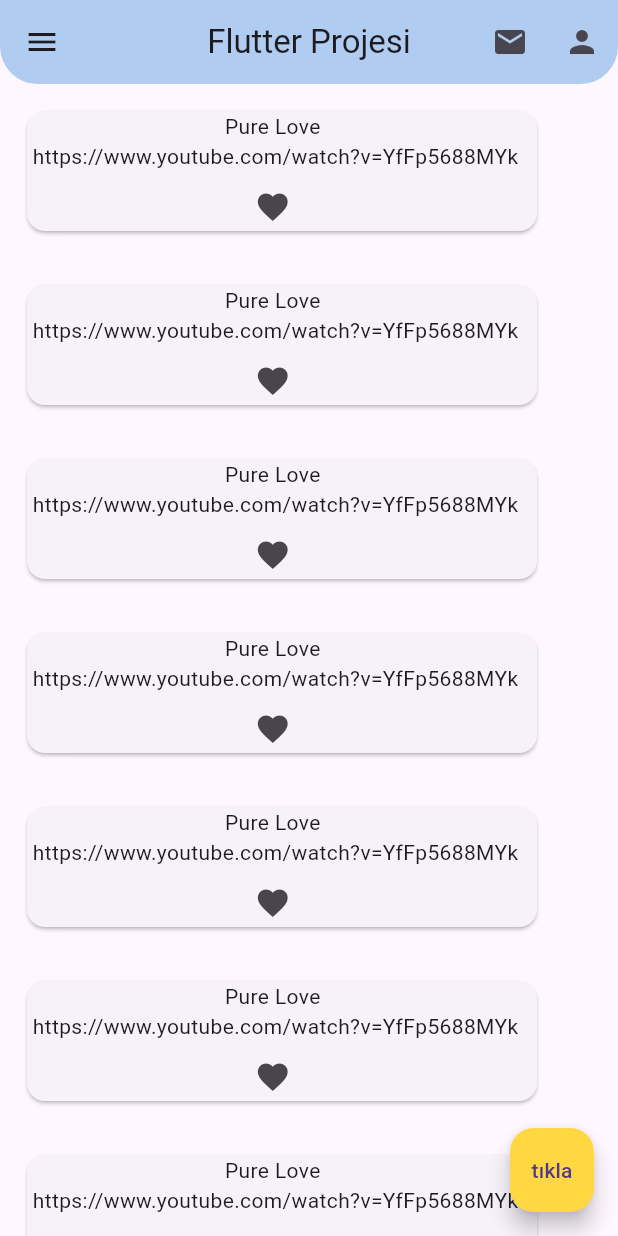
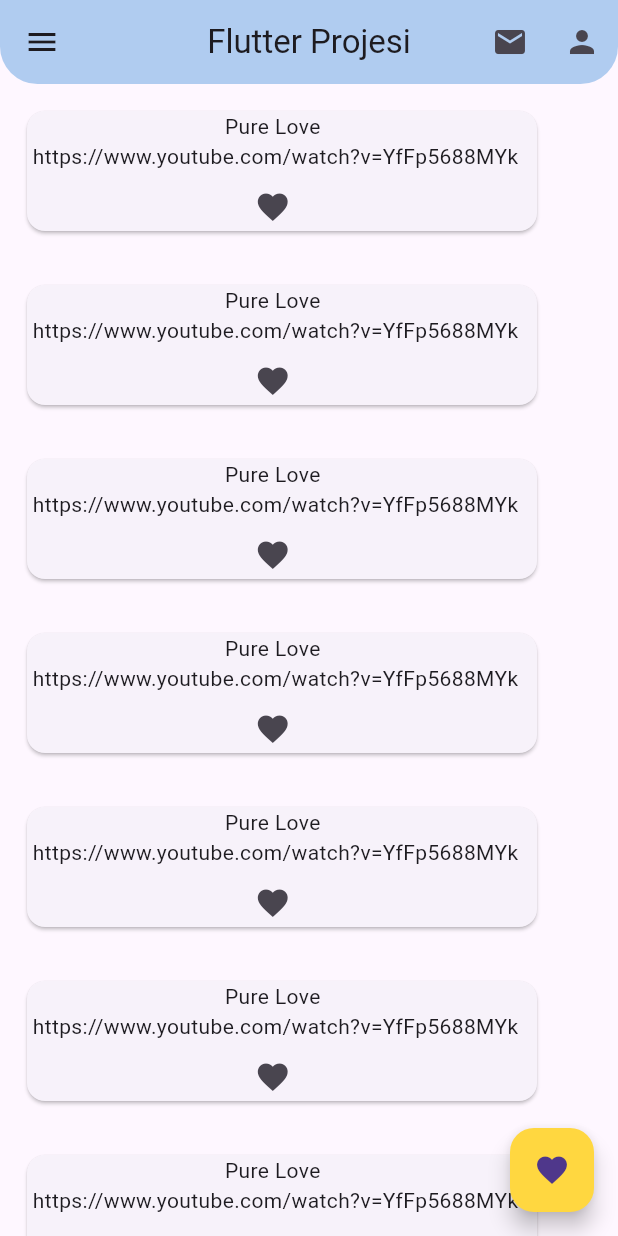
Before and after one commit to kaanertugrulkoc/pLove-PureLove-, a Flutter app: the screen it shows after launch, on a phone screen of 412 x 824 dp. Run offline on Flutter 3.47's test engine with Material 3 defaults, Android fonts, the light colour scheme and no system bars.

Commit message:
Update main.dart

```diff
--- a/lib/main.dart
+++ b/lib/main.dart
@@ -40,8 +40,8 @@
         floatingActionButton: FloatingActionButton(
             onPressed: () {},
             backgroundColor: Colors.amberAccent,
-            child: const Text("tıkla"),
+            child: Icon(Icons.favorite)),
       ),
-        ));
+    );
   }
 }
```
Lines whose indentation alone changed are shown as unchanged.
